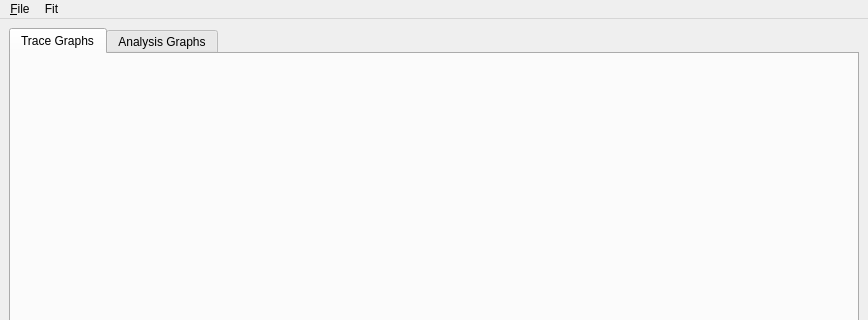
The window that src/DeepGapSeq/GUI/GUI_windows/mainwindow_gui.ui (piedrro/DeepGapSeq) describes before a commit, drawn with Qt 5; both pictures show x 0 to 868 and y 0 to 320 of the 868 by 604 pixel window.
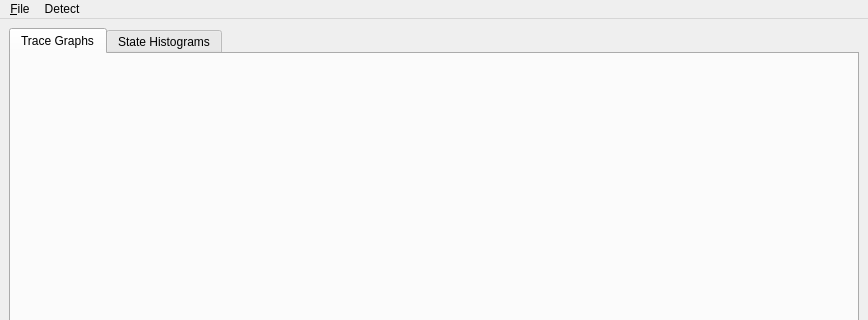
The same window after the commit.

The edit to the form file:
```diff
--- a/src/DeepGapSeq/GUI/GUI_windows/mainwindow_gui.ui
+++ b/src/DeepGapSeq/GUI/GUI_windows/mainwindow_gui.ui
@@ -166,7 +166,7 @@
       </widget>
       <widget class="QWidget" name="tab_2">
        <attribute name="title">
-        <string>Analysis Graphs</string>
+        <string>State Histograms</string>
        </attribute>
        <layout class="QHBoxLayout" name="horizontalLayout">
         <item>
@@ -584,7 +584,7 @@
    </widget>
    <widget class="QMenu" name="menuAnalysis_2">
     <property name="title">
-     <string>Fit</string>
+     <string>Detect</string>
     </property>
     <addaction name="actionFit_Hidden_States_F"/>
    </widget>
```
Left out of the diff: 8 changed lines with no effect on the pictures.
